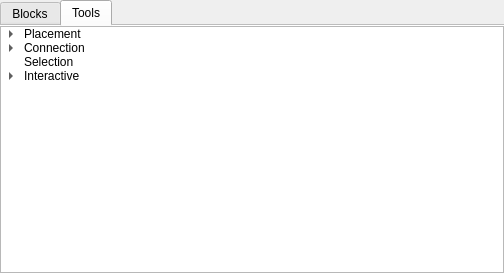
Martian-Technologies/Logic-Graph-Creator, file src/gui/selection/selector.ui: the form before one commit.
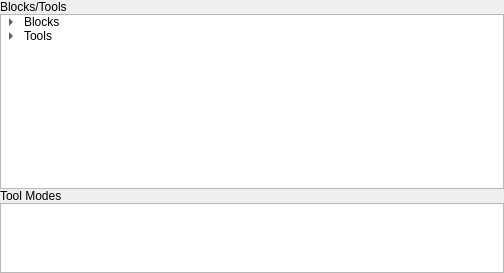
The form after the commit. The open tabs and pages were chosen to show the change.

Commit message: mode selection works for placement tool

What changed in the file:
```diff
--- a/src/gui/selection/selector.ui
+++ b/src/gui/selection/selector.ui
@@ -16,7 +16,10 @@
   <property name="windowTitle">
    <string>Selector</string>
   </property>
-  <layout class="QHBoxLayout" name="horizontalLayout">
+  <layout class="QVBoxLayout" name="verticalLayout" stretch="0,3,0,1">
+   <property name="spacing">
+    <number>0</number>
+   </property>
    <property name="leftMargin">
     <number>0</number>
    </property>
@@ -30,53 +33,17 @@
     <number>0</number>
    </property>
    <item>
-    <widget class="QTabWidget" name="SelectorTabs">
+    <widget class="QLabel" name="label_2">
      <property name="autoFillBackground">
       <bool>false</bool>
      </property>
-     <property name="tabShape">
-      <enum>QTabWidget::TabShape::Rounded</enum>
+     <property name="text">
+      <string>Blocks/Tools</string>
      </property>
-     <property name="currentIndex">
-      <number>0</number>
-     </property>
-     <property name="elideMode">
-      <enum>Qt::TextElideMode::ElideMiddle</enum>
-     </property>
-     <property name="usesScrollButtons">
-      <bool>false</bool>
-     </property>
-     <property name="documentMode">
-      <bool>true</bool>
-     </property>
-     <property name="tabsClosable">
-      <bool>false</bool>
-     </property>
-     <property name="movable">
-      <bool>false</bool>
-     </property>
-     <property name="tabBarAutoHide">
-      <bool>false</bool>
-     </property>
-     <widget class="QWidget" name="Blocks">
-      <attribute name="title">
-       <string>Blocks</string>
-      </attribute>
-      <layout class="QVBoxLayout" name="verticalLayout_3">
-       <property name="leftMargin">
-        <number>0</number>
-       </property>
-       <property name="topMargin">
-        <number>0</number>
-       </property>
-       <property name="rightMargin">
-        <number>0</number>
-       </property>
-       <property name="bottomMargin">
-        <number>0</number>
-       </property>
+    </widget>
+   </item>
        <item>
-        <widget class="QTreeWidget" name="BlockTree">
+    <widget class="QTreeWidget" name="SelectorTree">
          <property name="dragDropMode">
           <enum>QAbstractItemView::DragDropMode::DragDrop</enum>
          </property>
@@ -90,7 +57,7 @@
          </column>
          <item>
           <property name="text">
-           <string>Basic</string>
+       <string>Blocks</string>
           </property>
           <item>
            <property name="text">
@@ -142,41 +109,16 @@
             <string>Light</string>
            </property>
           </item>
-         </item>
-        </widget>
-       </item>
-      </layout>
-     </widget>
-     <widget class="QWidget" name="Tools">
-      <attribute name="title">
+      <item>
+       <property name="text">
+        <string>Selection</string>
+       </property>
+      </item>
+     </item>
+     <item>
+      <property name="text">
        <string>Tools</string>
-      </attribute>
-      <layout class="QVBoxLayout" name="verticalLayout_2">
-       <property name="leftMargin">
-        <number>0</number>
-       </property>
-       <property name="topMargin">
-        <number>0</number>
-       </property>
-       <property name="rightMargin">
-        <number>0</number>
-       </property>
-       <property name="bottomMargin">
-        <number>0</number>
-       </property>
-       <item>
-        <widget class="QTreeWidget" name="ToolTree">
-         <property name="dragDropMode">
-          <enum>QAbstractItemView::DragDropMode::DragOnly</enum>
-         </property>
-         <attribute name="headerVisible">
-          <bool>false</bool>
-         </attribute>
-         <column>
-          <property name="text">
-           <string/>
-          </property>
-         </column>
+      </property>
          <item>
           <property name="text">
            <string>Placement</string>
@@ -221,11 +163,6 @@
            </property>
           </item>
          </item>
-         <item>
-          <property name="text">
-           <string>Selection</string>
-          </property>
-         </item>
          <item>
           <property name="text">
            <string>Interactive</string>
@@ -236,11 +173,21 @@
            </property>
           </item>
          </item>
-        </widget>
-       </item>
-      </layout>
-     </widget>
-    </widget>
+     </item>
+    </widget>
+   </item>
+   <item>
+    <widget class="QLabel" name="label">
+     <property name="autoFillBackground">
+      <bool>false</bool>
+     </property>
+     <property name="text">
+      <string>Tool Modes</string>
+     </property>
+    </widget>
+   </item>
+   <item>
+    <widget class="QListWidget" name="ToolModes"/>
    </item>
   </layout>
  </widget>
```
Left out of the diff: 16 changed lines with no effect on the pictures. Lines whose indentation alone changed are shown as unchanged. The commit also changes 9 other files.
